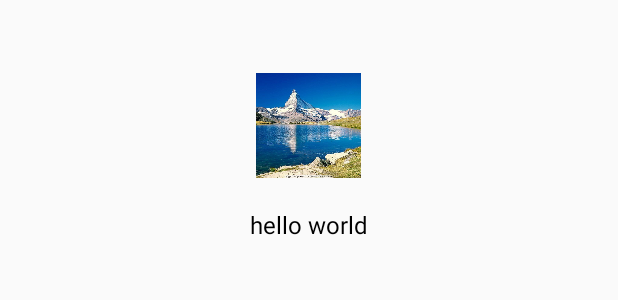
After one commit to Maplely/TopSmsSort, an Android app: the layout drawlayout_header.xml on its own in the app's theme, with its tools: preview values and no code run, on a phone screen of 412 x 824 dp. The commit adds this screen. Shown: the top 300 px of the screen. Run offline under Robolectric (Android 15) with nearby library versions, the phone set to English and light mode, and no system bars.

Commit message:
material design 基本构架完成

```diff
--- a/app/build.gradle
+++ b/app/build.gradle
@@ -26,7 +26,6 @@ dependencies {
     implementation fileTree(include: ['*.jar'], dir: 'libs')
     implementation "org.jetbrains.kotlin:kotlin-stdlib-jre7:$kotlin_version"
     implementation 'com.android.support:appcompat-v7:28.0.0'
-    implementation 'com.github.bumptech.glide:glide:4.6.1'
     implementation 'io.reactivex.rxjava2:rxjava:2.2.2'
     implementation 'com.squareup.retrofit2:retrofit:2.4.0'
     implementation 'com.android.support:recyclerview-v7:28.0.0'
@@ -34,4 +33,6 @@ dependencies {
     implementation 'com.squareup.retrofit2:adapter-rxjava2:2.4.0'
     implementation 'io.reactivex.rxjava2:rxandroid:2.1.0'
     implementation 'com.google.code.gson:gson:2.8.5'
+    implementation 'com.android.support:design:28.0.0'
+    implementation 'com.github.bumptech.glide:glide:4.8.0'
 }
--- a/app/src/main/java/com/top/topsmssort/ui/SplashActivity.kt
+++ b/app/src/main/java/com/top/topsmssort/ui/SplashActivity.kt
@@ -21,6 +21,7 @@ import java.io.File
  *
  */
 class SplashActivity : AppCompatActivity() {
+    val permission_request = 0x10
     override fun onCreate(savedInstanceState: Bundle?) {
         super.onCreate(savedInstanceState)
         setContentView(R.layout.activity_splash)
@@ -76,7 +77,7 @@ class SplashActivity : AppCompatActivity() {
             }
         }
         if (no_list.size > 0) {
-            ActivityCompat.requestPermissions(this, no_list.toTypedArray(), MainActivity.permission_request)
+            ActivityCompat.requestPermissions(this, no_list.toTypedArray(), permission_request)
         } else {
             setAnim()
             beginService()
@@ -89,7 +90,7 @@ class SplashActivity : AppCompatActivity() {
     override fun onRequestPermissionsResult(requestCode: Int, permissions: Array<out String>, grantResults: IntArray) {
         super.onRequestPermissionsResult(requestCode, permissions, grantResults)
         var flag = true;
-        if (requestCode == MainActivity.permission_request) {
+        if (requestCode == permission_request) {
             grantResults.forEach {
                 if (it != PackageManager.PERMISSION_GRANTED) {
                     //权限没有通过
--- /dev/null
+++ b/app/src/main/res/layout/drawlayout_header.xml
@@ -0,0 +1,20 @@
+<?xml version="1.0" encoding="utf-8"?>
+<LinearLayout xmlns:android="http://schemas.android.com/apk/res/android"
+              android:orientation="vertical"
+              android:gravity="center"
+              android:layout_width="match_parent"
+              android:layout_height="200dp">
+<ImageView
+    android:layout_marginTop="10dp"
+    android:layout_width="70dp"
+    android:scaleType="centerCrop"
+    android:src="@drawable/background"
+    android:layout_height="70dp"/>
+    <TextView
+        android:layout_marginTop="20dp"
+        android:text="@string/drawer_header_title"
+        android:textColor="@color/textcolor"
+        android:textSize="16dp"
+        android:layout_width="wrap_content"
+        android:layout_height="wrap_content"/>
+</LinearLayout>
--- a/app/src/main/res/values/colors.xml
+++ b/app/src/main/res/values/colors.xml
@@ -3,4 +3,5 @@
     <color name="colorPrimary">#3F51B5</color>
     <color name="colorPrimaryDark">#303F9F</color>
     <color name="colorAccent">#FF4081</color>
+    <color name="textcolor">#000</color>
 </resources>
--- a/app/src/main/res/values/strings.xml
+++ b/app/src/main/res/values/strings.xml
@@ -1,3 +1,7 @@
 <resources>
     <string name="app_name">TopSmsSort</string>
+    <string name="sms_activity_title">短信整理工具</string>
+    <string name="drawer_header_title">hello world</string>
+    <string name="drawer_item">快递短信整理</string>
+    <string name="drawer_about">about me</string>
 </resources>
--- a/app/src/main/res/values/styles.xml
+++ b/app/src/main/res/values/styles.xml
@@ -1,7 +1,7 @@
 <resources>
 
     <!-- Base application theme. -->
-    <style name="AppTheme" parent="Theme.AppCompat.Light.DarkActionBar">
+    <style name="AppTheme" parent="Theme.AppCompat.Light.NoActionBar">
         <!-- Customize your theme here. -->
         <item name="colorPrimary">@color/colorPrimary</item>
         <item name="colorPrimaryDark">@color/colorPrimaryDark</item>
```
Also changed, not shown: app/src/main/java/com/top/topsmssort/ui/MainActivity.kt (+28 -5 lines), app/src/main/res/layout/activity_m.xml (added, +23 -0 lines), app/src/main/res/layout/activity_main.xml (+33 -6 lines), app/src/main/res/menu/drawer_menu.xml (added, +14 -0 lines), 1 other file.
